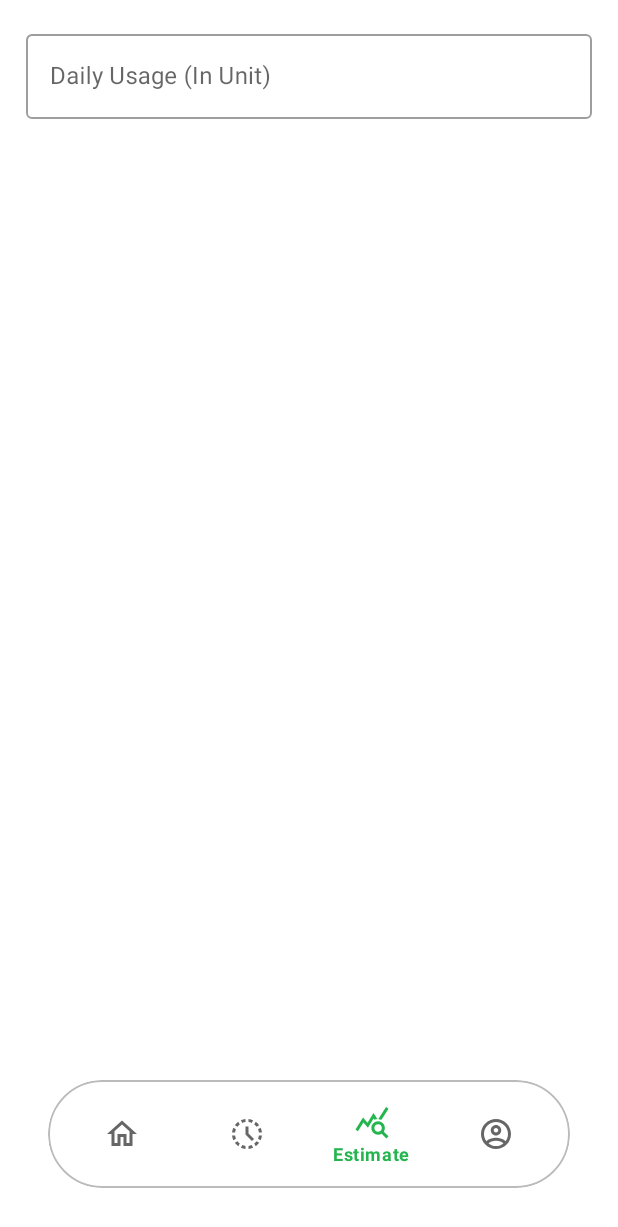
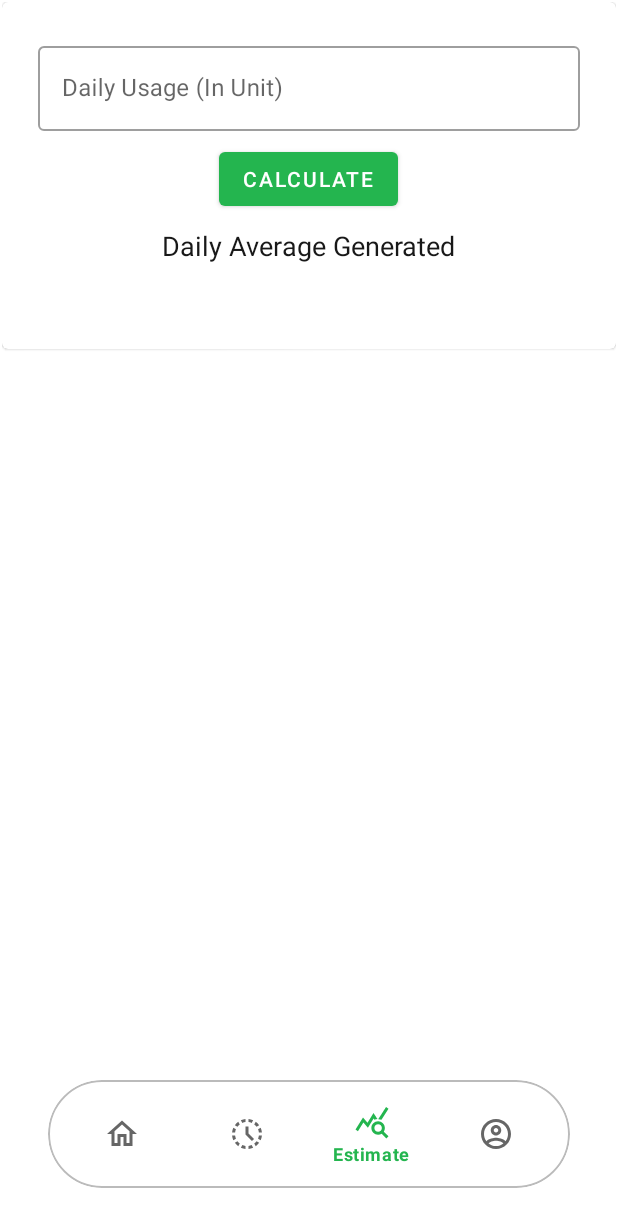
Before and after one commit to elliotAlex279/thon4, an Android app: the screen it shows after launch (MainActivity), item 3 of the bottom bar chosen, on a phone screen of 412 x 824 dp. Shown: the top 1227 px of the screen. Run offline under Robolectric (Android 15) with nearby library versions, the phone set to English and light mode, and no system bars; our stand-ins replace Picasso, Volley; libraries missing offline, so code that uses them is left out: lecho.lib.hellocharts; network calls fail; pictures from the network do not load.

Commit message:
New Update j

```diff
--- a/app/src/main/java/local/host/thon/Estimate.kt
+++ b/app/src/main/java/local/host/thon/Estimate.kt
@@ -3,9 +3,13 @@ package local.host.thon
 import android.os.Bundle
 import android.os.StrictMode
 import android.view.LayoutInflater
+import android.view.TextureView
 import android.view.View
 import android.view.ViewGroup
+import android.widget.TextView
 import androidx.fragment.app.Fragment
+import com.google.android.material.button.MaterialButton
+import com.google.android.material.textfield.TextInputEditText
 
 class Estimate : Fragment() {
     override fun onCreateView(
@@ -17,6 +21,12 @@ class Estimate : Fragment() {
         StrictMode.setThreadPolicy(policy)
         super.onCreate(savedInstanceState)
         val view =  inflater.inflate(R.layout.estimate, container, false)
+        val btn1 = view.findViewById<MaterialButton>(R.id.cal_btn1)
+        val ans1 = view.findViewById<TextView>(R.id.cal1)
+        btn1.setOnClickListener {
+            val x = view.findViewById<TextInputEditText>(R.id.inp1)
+            ans1.text = (x.text.toString().toFloat() * 30F * 2F).toString()
+        }
         return view;
     }
 }
--- a/app/src/main/java/local/host/thon/sql.java
+++ b/app/src/main/java/local/host/thon/sql.java
@@ -1,4 +1,6 @@
 package local.host.thon;
+import android.os.StrictMode;
+
 import java.sql.Connection;
 import java.sql.DriverManager;
 import java.sql.SQLException;
@@ -13,6 +15,8 @@ public class sql {
         String url = "jdbc:mysql://WKTDxt18Em@remotemysql.com:3306/WKTDxt18Em";
         String user = "WKTDxt18Em";
         String pass = "2g87yWwn89";
+        StrictMode.ThreadPolicy policy = new StrictMode.ThreadPolicy.Builder().permitAll().build();
+        StrictMode.setThreadPolicy(policy);
         conn = DriverManager.getConnection(url, user, pass);
         return conn;
     }
--- a/app/src/main/res/layout/estimate.xml
+++ b/app/src/main/res/layout/estimate.xml
@@ -14,15 +14,40 @@
             android:layout_width="match_parent"
             android:layout_height="wrap_content">
             <com.google.android.material.textfield.TextInputLayout
+                android:layout_margin="8dp"
                 android:layout_width="match_parent"
                 android:layout_height="wrap_content"
                 android:hint="Daily Usage (In Unit)"
                 style="@style/Widget.MaterialComponents.TextInputLayout.OutlinedBox">
                 <com.google.android.material.textfield.TextInputEditText
                     android:layout_width="match_parent"
+                    android:id="@+id/inp1"
                     android:inputType="numberDecimal"
                     android:layout_height="wrap_content" />
             </com.google.android.material.textfield.TextInputLayout>
+            <com.google.android.material.button.MaterialButton
+                android:layout_width="wrap_content"
+                android:id="@+id/cal_btn1"
+                android:textColor="@color/white"
+                android:text="Calculate"
+                android:layout_gravity="center"
+                android:layout_height="wrap_content"/>
+            <TextView
+                android:layout_marginTop="8dp"
+                android:textSize="18sp"
+                android:textColor="@color/black2"
+                android:layout_gravity="center"
+                android:text="Daily Average Generated"
+                android:layout_width="wrap_content"
+                android:layout_height="wrap_content"/>
+            <TextView
+                android:id="@+id/cal1"
+                android:layout_marginTop="8dp"
+                android:textSize="24sp"
+                android:textColor="@color/black"
+                android:layout_gravity="center"
+                android:layout_width="wrap_content"
+                android:layout_height="wrap_content"/>
         </LinearLayout>
     </com.google.android.material.card.MaterialCardView>
 
```
